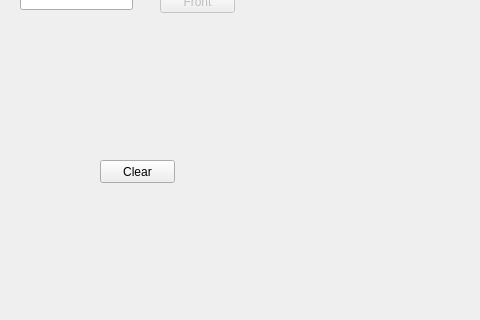
First picture: the form in khappppi/queue.ui, repository Gaurang1044/Data-Structure-Visualizer, before the edit; both pictures show x 0 to 480 and y 160 to 480 of the 640 by 480 pixel window.
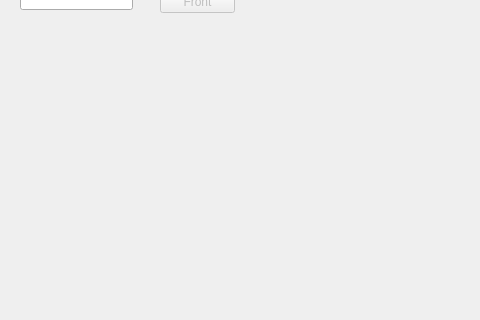
Second picture: the form after the edit.

Patch:
```diff
--- a/khappppi/queue.ui
+++ b/khappppi/queue.ui
@@ -123,19 +123,6 @@
      <set>Qt::AlignCenter</set>
     </property>
    </widget>
-   <widget class="QPushButton" name="pushButton_2">
-    <property name="geometry">
-     <rect>
-      <x>100</x>
-      <y>320</y>
-      <width>75</width>
-      <height>23</height>
-     </rect>
-    </property>
-    <property name="text">
-     <string>Clear</string>
-    </property>
-   </widget>
    <widget class="QLineEdit" name="sizeEdit">
     <property name="enabled">
      <bool>true</bool>
```
Left out of the diff: 2 changed lines with no effect on the pictures.
